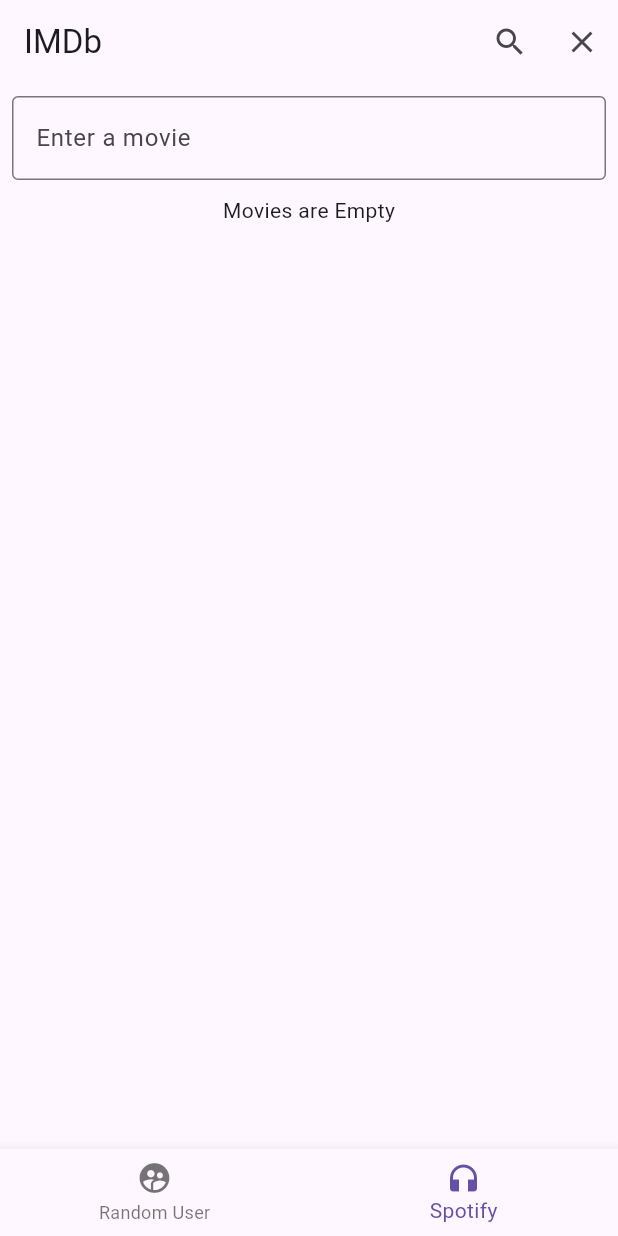
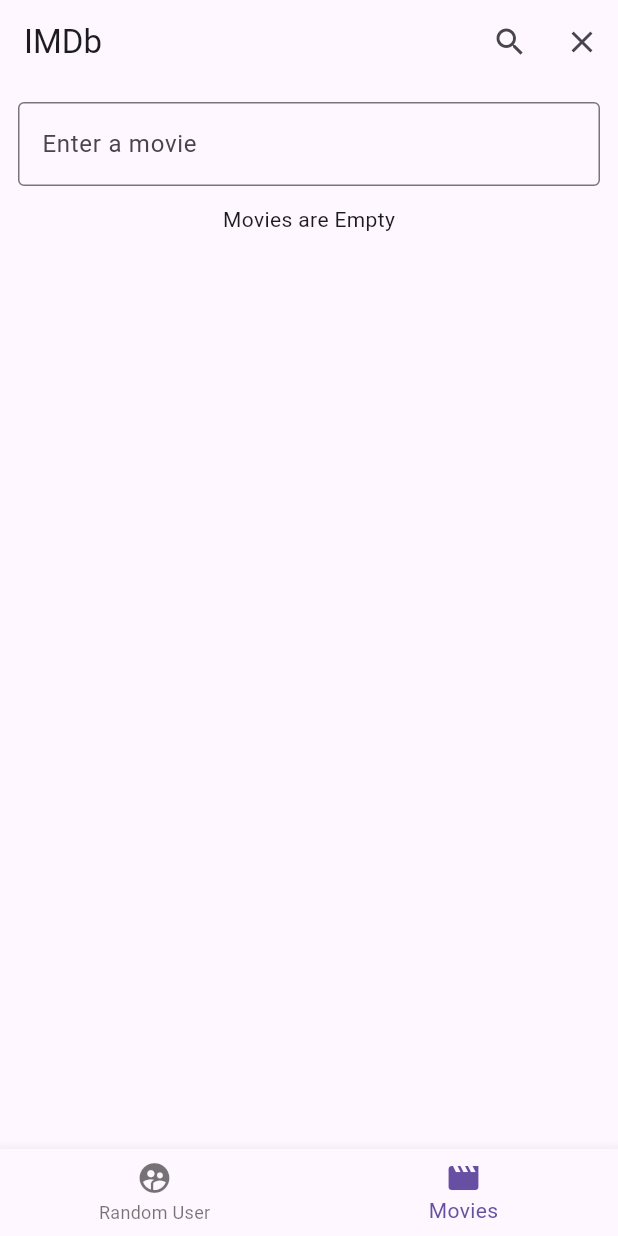
Before and after one commit to EmoneyCode/Lab8, a Flutter app: the screen it shows after launch, item 2 of the bottom bar chosen, after a tap on the "search" icon, on a phone screen of 412 x 824 dp. Run offline on Flutter 3.47's test engine with Material 3 defaults, Android fonts, the phone set to English and light mode, and no system bars; our stand-ins replace flutter_dotenv.

Commit message:
this is the final product with some added refinement

```diff
--- a/lib/main.dart
+++ b/lib/main.dart
@@ -45,8 +45,8 @@
               label: "Random User",
             ),
             BottomNavigationBarItem(
-              icon: Icon(Icons.headphones),
-              label: "Spotify",
+              icon: Icon(Icons.movie),
+              label: "Movies",
             ),
           ],
           onTap: _onTappedTab,
--- a/lib/spotify/imdb.dart
+++ b/lib/spotify/imdb.dart
@@ -2,7 +2,15 @@
 import 'package:flutter/material.dart';
 import 'package:http/http.dart' as http;
 import 'package:flutter_dotenv/flutter_dotenv.dart';
+import 'package:lab8_eat_kks/spotify/movie.dart';
 
+/*
+Ethan Trammell
+Lab 8
+This lab is being used to learn about apis and specifically the use of json decoding
+methods
+This is my api tabbed page of imdb.
+ */
 class IMDb extends StatefulWidget {
   const IMDb({super.key});
   @override
@@ -15,7 +23,7 @@
   late final String bearerToken;
 
   final TextEditingController _controller = TextEditingController();
-  List<dynamic> _movies = [];
+  List<Movie> _movies = [];
   bool _isLoading = false;
   String? _error;
 
@@ -26,6 +34,7 @@
     bearerToken = dotenv.env['TMDB_BEARER_TOKEN'] ?? '';
   }
 
+  //fetches the movie data
   Future<void> fetch() async {
     final query = _controller.text.trim();
     if (query.isEmpty) {
@@ -37,20 +46,22 @@
     });
 
     final url = Uri.parse(
+      //this is what is being searched
       'https://api.themoviedb.org/3/search/movie?query=$query',
     );
+    //api key
     final response = await http.get(
       url,
-      headers: {
-        'Authorization':
-            'Bearer $bearerToken',
-      },
+      headers: {'Authorization': 'Bearer $bearerToken'},
     );
 
     if (response.statusCode == 200) {
       final data = jsonDecode(response.body);
+      final results = (data['results'] as List)
+          .map((movieJson) => Movie.fromJson(movieJson))
+          .toList();
       setState(() {
-        _movies = data['results'];
+        _movies = results;
         _isLoading = false;
       });
     } else {
@@ -61,10 +72,13 @@
     }
   }
 
+  //clears data
   void _clearData() {
-    _movies.clear();
-    _controller.clear();
-    _error = null;
+    setState(() {
+      _movies.clear();
+      _controller.clear();
+      _error = null;
+    });
   }
 
   @override
@@ -78,7 +92,7 @@
         ],
       ),
       body: Padding(
-        padding: const EdgeInsets.all(8.0),
+        padding: const EdgeInsets.all(12.0),
         child: Column(
           children: [
             TextField(
@@ -88,7 +102,8 @@
                 border: OutlineInputBorder(),
               ),
             ),
-            SizedBox(height: 10.0),
+            SizedBox(height: 12.0),
+            //this is all of the statements that is can go throught during and after fetching
             if (_isLoading)
               Center(child: CircularProgressIndicator())
             else if (_error != null)
@@ -103,13 +118,10 @@
                   itemCount: _movies.length,
                   itemBuilder: (context, index) {
                     final movie = _movies[index];
-                    final title = movie['title'] ?? 'No Title';
-                    final releaseDate = movie['release_date'] ?? 'Unknown';
-                    final voteAverage = movie['vote_average']?.toString() ?? '0';
                     return ListTile(
-                      title: Text(title),
-                      subtitle: Text('Release Date: $releaseDate'),
-                      trailing: Text('⭐ $voteAverage'),
+                      title: Text(movie.title),
+                      subtitle: Text('Release Date: ${movie.releaseDate}'),
+                      trailing: Text('${movie.voteAverage}⭐'),
                     );
                   },
                 ),
--- /dev/null
+++ b/lib/spotify/movie.dart
@@ -0,0 +1,15 @@
+class Movie {
+  final String title;
+  final String releaseDate;
+  final String voteAverage;
+
+  Movie.fromJson(Map<String, dynamic> json)
+    : title = json['title'] ?? 'No Title',
+      releaseDate = json['release_date'] ?? 'Unknown',
+      voteAverage = (json['vote_average'] != null)
+          ? (double.tryParse(
+                  json['vote_average'].toString(),
+                )?.toStringAsFixed(1) ??
+                '0.0')
+          : '0.0';
+}
```
